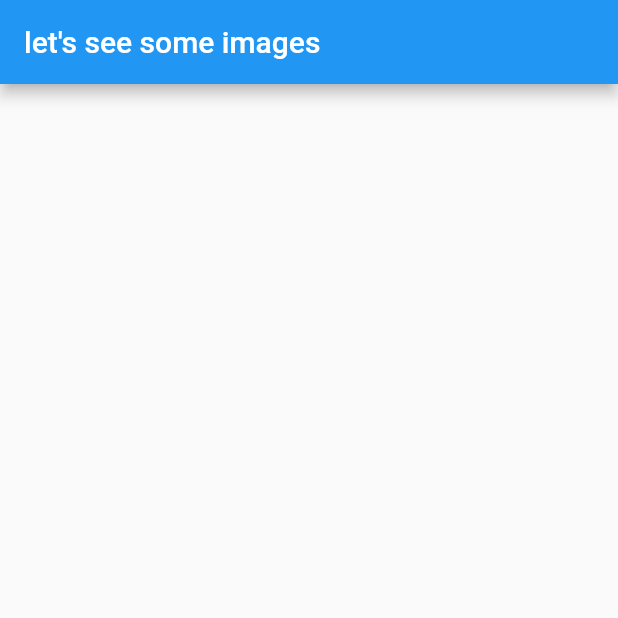
After one commit to haythem96/udemy-flutter-course-examples, a Flutter app: the screen it shows after launch, on a phone screen of 412 x 824 dp, the top half of it. The commit adds this screen. Run offline on Flutter 3.47's test engine with Material 2 defaults, Android fonts, the phone set to English and light mode, and no system bars.

Commit message:
model + http request + image widget

```diff
--- a/examples1/pics/lib/src/app.dart
+++ b/examples1/pics/lib/src/app.dart
@@ -1,4 +1,8 @@
 import 'package:flutter/material.dart';
+import 'package:http/http.dart' show get;
+import 'dart:convert';
+import 'models/image_model.dart';
+import 'widgets/image_list.dart';
 
 class App extends StatefulWidget {
   @override
@@ -9,6 +13,17 @@ class App extends StatefulWidget {
 
 class AppState extends State<App> {
   int counter = 0;
+  List<ImageModel> images = [];
+
+  void fetchImage() async {
+    counter++;
+    var response = await get("http://jsonplaceholder.typicode.com/photos/$counter");
+    var imageModel = ImageModel.fromJson(json.decode(response.body));
+    //update state
+    setState(() {
+      images.add(imageModel);
+    });
+  }
 
   Widget build(context) {
     return MaterialApp(
@@ -16,14 +31,10 @@ class AppState extends State<App> {
         appBar: AppBar(
           title: Text("let's see some images"),
         ),
-        body: Text('$counter'),
+        body: ImageList(images),
         floatingActionButton: FloatingActionButton(
           child: Icon(Icons.add),
-          onPressed: () {
-            setState(() {
-              counter++;
-            });
-          },
+          onPressed: fetchImage,
         ),
       )
     );
--- /dev/null
+++ b/examples1/pics/lib/src/models/image_model.dart
@@ -0,0 +1,15 @@
+class ImageModel {
+
+  int id;
+  String url;
+  String title;
+
+  ImageModel(this.id, this.url, this.title);
+
+  ImageModel.fromJson(Map<String, dynamic> parsedJson) {
+    this.id = parsedJson['id'];
+    this.url = parsedJson['url'];
+    this.title = parsedJson['title'];
+  }
+
+}
--- /dev/null
+++ b/examples1/pics/lib/src/widgets/image_list.dart
@@ -0,0 +1,18 @@
+import 'package:flutter/material.dart';
+import '../models/image_model.dart';
+
+class ImageList extends StatelessWidget {
+
+  final List<ImageModel> images;
+
+  ImageList(this.images);
+
+  Widget build(context) {
+    return ListView.builder(
+      itemCount: images.length,
+      itemBuilder: (context, int index) {
+        return Image.network(images[index].url);
+      },
+    );
+  }
+}
--- a/examples1/pics/pubspec.yaml
+++ b/examples1/pics/pubspec.yaml
@@ -19,6 +19,8 @@ dependencies:
   # The following adds the Cupertino Icons font to your application.
   # Use with the CupertinoIcons class for iOS style icons.
   cupertino_icons: ^0.1.2
+
+  http: any
 
 dev_dependencies:
   flutter_test:
```
